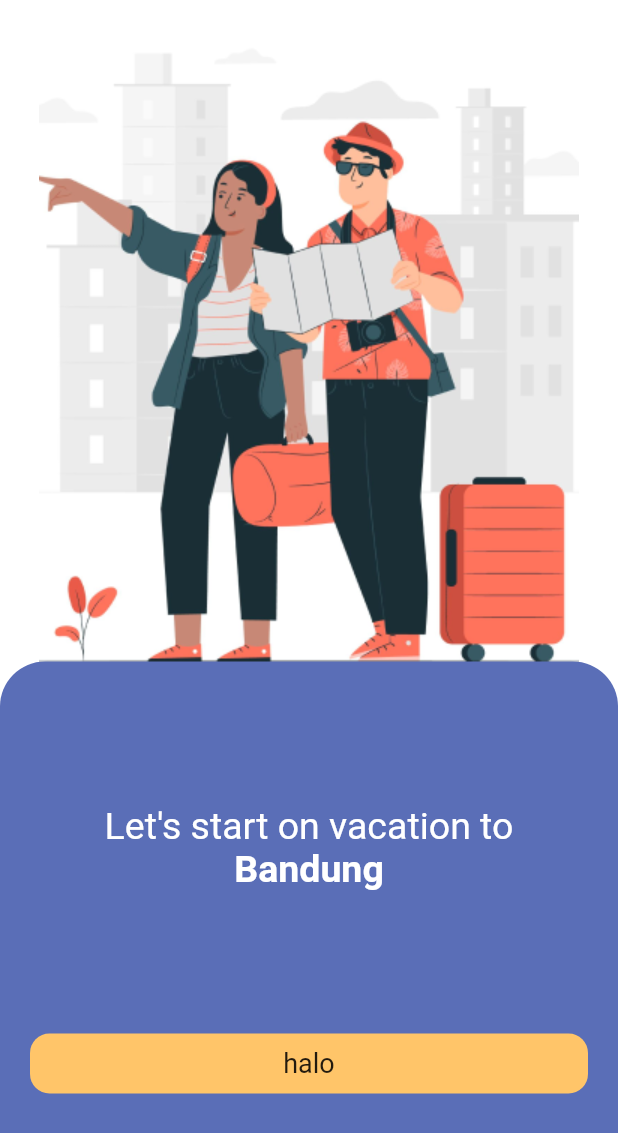
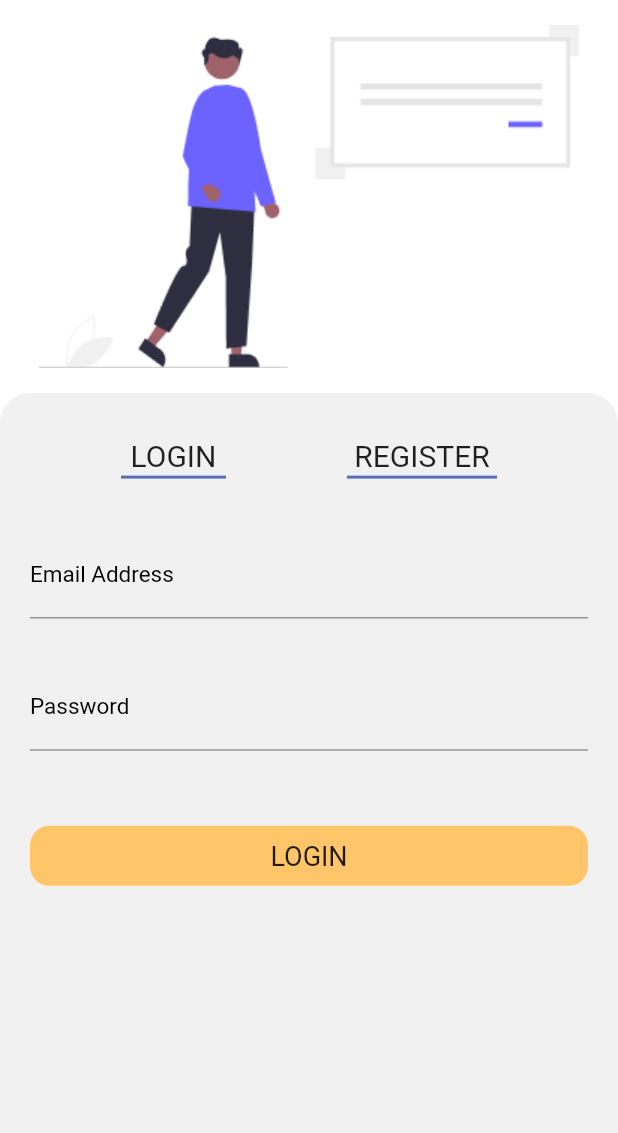
Before and after one commit to hafiyyanabdulaziz/tourpedia, a Flutter app: the screen it shows after launch, on a phone screen of 412 x 824 dp. Shown: the top 1133 px of the screen. Run offline on Flutter 3.47's test engine with Material 2 defaults, Android fonts, the phone set to English and light mode, and no system bars; drawn by our look-alikes of touchable_opacity.

Commit message:
slicing login register selesai

```diff
--- a/lib/main.dart
+++ b/lib/main.dart
@@ -1,5 +1,5 @@
 import 'package:flutter/material.dart';
-import 'package:tourpedia/ui/pages/get_started.dart';
+import 'package:tourpedia/ui/pages/login.dart';
 
 void main() {
   runApp(const MyApp());
@@ -26,7 +26,7 @@ class MyApp extends StatelessWidget {
         primarySwatch: Colors.blue,
       ),
       debugShowCheckedModeBanner: false,
-      home: const GetStarted(),
+      home: const Login(),
     );
   }
 }
--- /dev/null
+++ b/lib/ui/pages/login.dart
@@ -0,0 +1,111 @@
+import 'package:flutter/material.dart';
+import 'package:tourpedia/ui/widgets/custom_button.dart';
+import 'package:tourpedia/utils/my_colors.dart';
+
+class Login extends StatefulWidget {
+  const Login({Key? key}) : super(key: key);
+
+  @override
+  _LoginState createState() => _LoginState();
+}
+
+class _LoginState extends State<Login> {
+  @override
+  Widget build(BuildContext context) {
+    return Scaffold(
+      backgroundColor: MyColors.greyOne,
+      body: ListView(
+        children: [
+          // ignore: avoid_unnecessary_containers
+          Container(
+            color: MyColors.white,
+            child: const Image(
+              //color: MyColors.white,
+              image: AssetImage(
+                  'lib/assets/images/ilustration_login_register.png'),
+            ),
+          ),
+          Stack(
+            children: [
+              Container(
+                height: 30,
+                color: MyColors.white,
+              ),
+              Container(
+                height: 30,
+                decoration: const BoxDecoration(
+                  color: MyColors.greyOne,
+                  borderRadius: BorderRadius.only(
+                    topLeft: Radius.circular(20),
+                    topRight: Radius.circular(20),
+                  ),
+                ),
+              ),
+            ],
+          ),
+          Padding(
+            padding: const EdgeInsets.only(bottom: 5),
+            child: Row(
+              //crossAxisAlignment: CrossAxisAlignment.center,
+              mainAxisAlignment: MainAxisAlignment.spaceEvenly,
+              // ignore: prefer_const_literals_to_create_immutables
+              children: [
+                Column(
+                  // ignore: prefer_const_literals_to_create_immutables
+                  children: [
+                    const Text(
+                      'LOGIN',
+                      style: TextStyle(fontSize: 20),
+                    ),
+                    Container(
+                      height: 2,
+                      margin: const EdgeInsets.only(top: 2),
+                      width: 70,
+                      color: MyColors.bluePrimary,
+                    ),
+                  ],
+                ),
+                Column(
+                  // ignore: prefer_const_literals_to_create_immutables
+                  children: [
+                    const Text(
+                      'REGISTER',
+                      style: TextStyle(fontSize: 20),
+                    ),
+                    Container(
+                      height: 2,
+                      margin: const EdgeInsets.only(top: 2),
+                      width: 100,
+                      color: MyColors.bluePrimary,
+                    ),
+                  ],
+                ),
+              ],
+            ),
+          ),
+          const Padding(
+            padding: EdgeInsets.only(left: 20, right: 20, top: 30),
+            child: TextField(
+              decoration: InputDecoration(
+                  fillColor: Colors.amber,
+                  labelText: "Email Address",
+                  labelStyle: TextStyle(color: MyColors.black, fontSize: 15)),
+            ),
+          ),
+          const Padding(
+            padding: EdgeInsets.only(left: 20, right: 20, top: 30, bottom: 50),
+            child: TextField(
+              obscureText: true,
+              decoration: InputDecoration(
+                  fillColor: Colors.amber,
+                  labelText: "Password",
+                  labelStyle: TextStyle(color: MyColors.black, fontSize: 15)),
+            ),
+          ),
+
+          const Center(child: CustomButton(title: 'LOGIN')),
+        ],
+      ),
+    );
+  }
+}
--- a/lib/utils/my_colors.dart
+++ b/lib/utils/my_colors.dart
@@ -5,4 +5,5 @@ class MyColors {
   static const Color white = Colors.white;
   static const Color black = Colors.black;
   static const Color bluePrimary = Color(0xFF5A6EB7);
+  static const Color greyOne = Color(0xFFF1F1F1);
 }
```
Also changed, not shown: lib/assets/images/ilustration_login_register.png (added).
